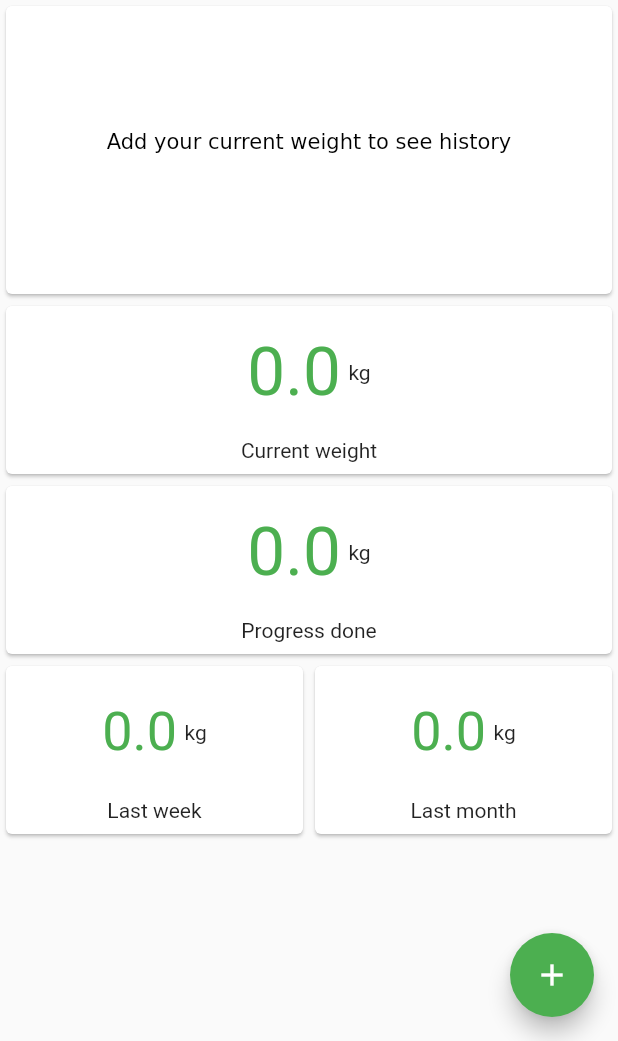
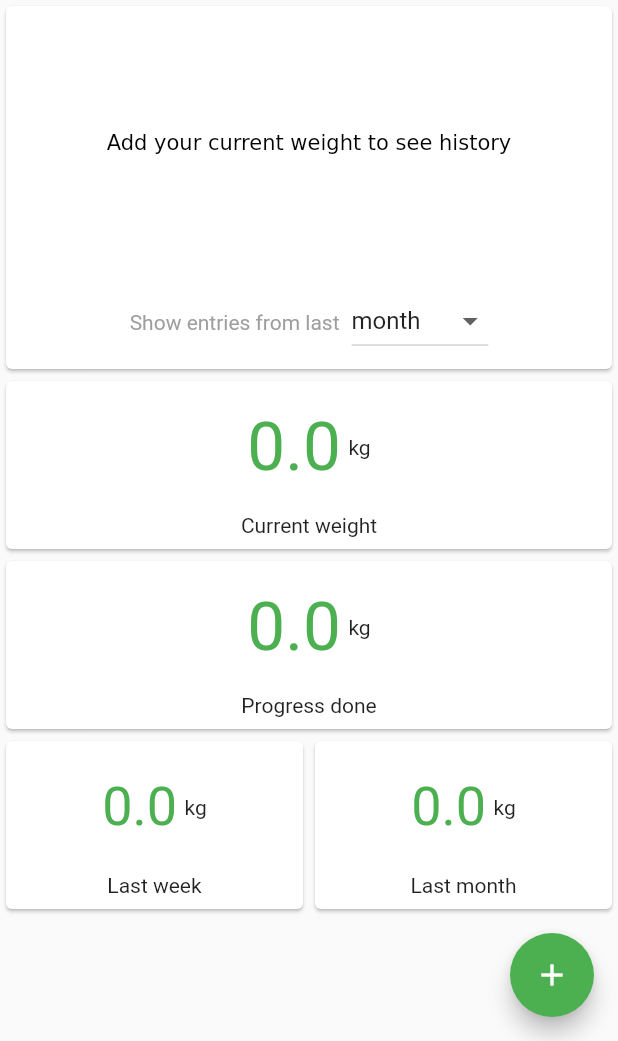
Before and after one commit to MSzalek-Mobile/weight_tracker, a Flutter app: the screen it shows after launch, on a phone screen of 412 x 824 dp, the part 195-1236 px from its top. Run offline on Flutter 3.47's test engine with Material 2 defaults, Android fonts, the phone set to English and light mode, and no system bars; our stand-ins replace firebase_auth, firebase_database, flutter_redux, numberpicker, redux, shared_preferences and 1 more; accounts and stored records are empty; network calls fail.

Commit message:
Added statistics period dropdown

```diff
--- a/lib/screens/statistics_page.dart
+++ b/lib/screens/statistics_page.dart
@@ -87,7 +87,7 @@ class StatisticsPage extends StatelessWidget {
                 child: new Padding(
                     padding: new EdgeInsets.all(8.0),
                     child: new ProgressChart()),
-                height: 200.0,
+                height: 250.0,
               ),
             ),
             new _StatisticCard(
--- a/lib/widgets/progress_chart.dart
+++ b/lib/widgets/progress_chart.dart
@@ -31,7 +31,23 @@ class ProgressChartViewModel {
   });
 }
 
-class ProgressChart extends StatelessWidget {
+List<RangeOption> rangeOptions = [
+  RangeOption(31, "month"),
+  RangeOption(91, "3 months"),
+  RangeOption(182, "6 months"),
+  RangeOption(365, "year"),
+];
+
+class ProgressChart extends StatefulWidget {
+  @override
+  ProgressChartState createState() {
+    return new ProgressChartState();
+  }
+}
+
+class ProgressChartState extends State<ProgressChart> {
+  RangeOption rangeOption = rangeOptions[0];
+
   @override
   Widget build(BuildContext context) {
     return new StoreConnector<ReduxState, ProgressChartViewModel>(
@@ -50,11 +66,17 @@ class ProgressChart extends StatelessWidget {
         );
       },
       builder: (BuildContext context, ProgressChartViewModel viewModel) {
-        return new GestureDetector(
+        return new Column(
+          crossAxisAlignment: CrossAxisAlignment.stretch,
+          mainAxisSize: MainAxisSize.max,
+          children: <Widget>[
+            new Expanded(
+              child: new GestureDetector(
                 onScaleStart: (details) => viewModel.snapShotDaysToShow(),
                 onScaleUpdate: (ScaleUpdateDetails scaleDetails) {
                   int newNumberOfDays =
-            (viewModel.previousDaysToShow / scaleDetails.scale).round();
+                  (viewModel.previousDaysToShow / scaleDetails.scale)
+                      .round();
                   if (newNumberOfDays >= 8) {
                     viewModel.changeDaysToShow(newNumberOfDays);
                   }
@@ -68,10 +90,48 @@ class ProgressChart extends StatelessWidget {
                     viewModel.unit == "lbs",
                   ),
                 ),
+              ),
+            ),
+            new Row(
+              crossAxisAlignment: CrossAxisAlignment.end,
+              mainAxisAlignment: MainAxisAlignment.center,
+              children: <Widget>[
+                new Padding(
+                  padding: const EdgeInsets.only(right: 8.0, bottom: 15.0),
+                  child: new Text(
+                    "Show entries from last",
+                    style: new TextStyle(color: Colors.grey[500]),
+                  ),
+                ),
+                new DropdownButton<RangeOption>(
+                  value: rangeOption,
+                  items: rangeOptions
+                      .map((option) =>
+                  new DropdownMenuItem<RangeOption>(
+                    child: new Text(option.text),
+                    value: option,
+                  ))
+                      .toList(),
+                  onChanged: (option) {
+                    viewModel.changeDaysToShow(option.days);
+                    viewModel.endGesture();
+                    setState(() => rangeOption = option);
+                  },
+                ),
+              ],
+            ),
+          ],
         );
       },
     );
   }
+}
+
+class RangeOption {
+  final int days;
+  final String text;
+
+  RangeOption(this.days, this.text);
 }
 
 class ChartPainter extends CustomPainter {
```
Lines whose indentation alone changed are shown as unchanged.
